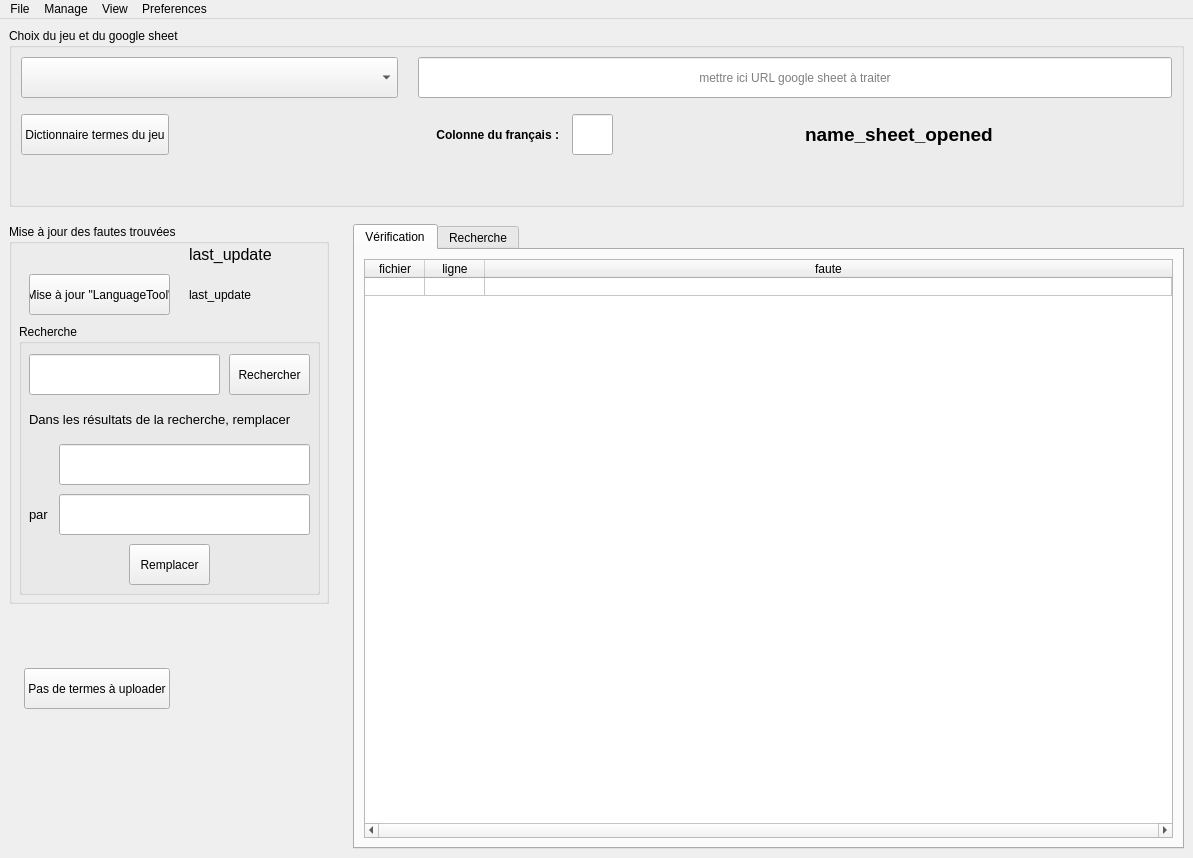
Above: checkfrench/ui/mainwindow/mainwindow.ui from Silous888/RawTextCheck before the change. Below: the same form after it.
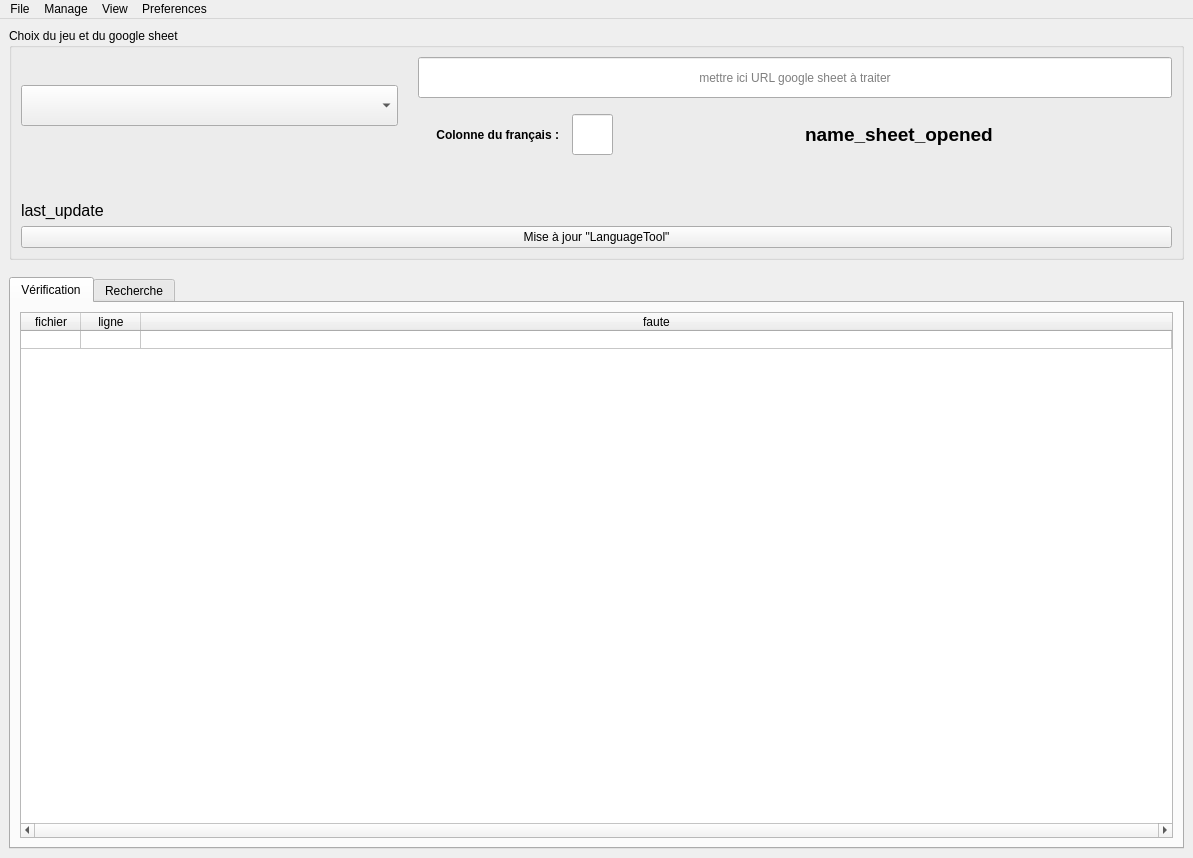
That is the form after the change. Icons and pictures are not drawn.

```diff
--- a/checkfrench/ui/mainwindow/mainwindow.ui
+++ b/checkfrench/ui/mainwindow/mainwindow.ui
@@ -53,36 +53,6 @@
                </property>
               </widget>
              </item>
-             <item>
-              <layout class="QHBoxLayout" name="horizontalLayout_1_1_1_1">
-               <item>
-                <widget class="QPushButton" name="pushButton_gameDictionary">
-                 <property name="minimumSize">
-                  <size>
-                   <width>0</width>
-                   <height>41</height>
-                  </size>
-                 </property>
-                 <property name="text">
-                  <string>Dictionnaire termes du jeu</string>
-                 </property>
-                </widget>
-               </item>
-               <item>
-                <spacer name="horizontalSpacer_1_1_1_1">
-                 <property name="orientation">
-                  <enum>Qt::Horizontal</enum>
-                 </property>
-                 <property name="sizeHint" stdset="0">
-                  <size>
-                   <width>40</width>
-                   <height>20</height>
-                  </size>
-                 </property>
-                </spacer>
-               </item>
-              </layout>
-             </item>
             </layout>
            </item>
            <item>
@@ -218,6 +188,28 @@
            </property>
           </spacer>
          </item>
+         <item>
+          <widget class="QLabel" name="label_updateFolder">
+           <property name="font">
+            <font>
+             <pointsize>12</pointsize>
+            </font>
+           </property>
+           <property name="text">
+            <string>last_update</string>
+           </property>
+          </widget>
+         </item>
+         <item>
+          <widget class="QPushButton" name="pushButton_process">
+           <property name="toolTip">
+            <string>Vérificateur de OpenOffice. Peut analyser les phrases. Un peu lent.</string>
+           </property>
+           <property name="text">
+            <string>Mise à jour &quot;LanguageTool&quot;</string>
+           </property>
+          </widget>
+         </item>
         </layout>
        </widget>
       </item>
@@ -227,241 +219,7 @@
          <number>24</number>
         </property>
         <item>
-         <layout class="QVBoxLayout" name="verticalLayout_1_2_1" stretch="0,0,0,2">
-          <item>
-           <widget class="QGroupBox" name="groupBox_1_2_1">
-            <property name="minimumSize">
-             <size>
-              <width>320</width>
-              <height>380</height>
-             </size>
-            </property>
-            <property name="maximumSize">
-             <size>
-              <width>320</width>
-              <height>380</height>
-             </size>
-            </property>
-            <property name="title">
-             <string>Mise à jour des fautes trouvées</string>
-            </property>
-            <widget class="QPushButton" name="pushButton_process">
-             <property name="geometry">
-              <rect>
-               <x>20</x>
-               <y>50</y>
-               <width>141</width>
-               <height>41</height>
-              </rect>
-             </property>
-             <property name="toolTip">
-              <string>Vérificateur de OpenOffice. Peut analyser les phrases. Un peu lent.</string>
-             </property>
-             <property name="text">
-              <string>Mise à jour &quot;LanguageTool&quot;</string>
-             </property>
-            </widget>
-            <widget class="QLabel" name="label_lastUdate_process">
-             <property name="geometry">
-              <rect>
-               <x>180</x>
-               <y>50</y>
-               <width>121</width>
-               <height>41</height>
-              </rect>
-             </property>
-             <property name="text">
-              <string>last_update</string>
-             </property>
-            </widget>
-            <widget class="QGroupBox" name="groupBox_1_2_1_1">
-             <property name="geometry">
-              <rect>
-               <x>10</x>
-               <y>100</y>
-               <width>301</width>
-               <height>271</height>
-              </rect>
-             </property>
-             <property name="title">
-              <string>Recherche</string>
-             </property>
-             <widget class="QPushButton" name="pushButton_method_search">
-              <property name="geometry">
-               <rect>
-                <x>210</x>
-                <y>30</y>
-                <width>81</width>
-                <height>41</height>
-               </rect>
-              </property>
-              <property name="text">
-               <string>Rechercher</string>
-              </property>
-             </widget>
-             <widget class="QLineEdit" name="lineEdit_search">
-              <property name="geometry">
-               <rect>
-                <x>10</x>
-                <y>30</y>
-                <width>191</width>
-                <height>41</height>
-               </rect>
-              </property>
-             </widget>
-             <widget class="QLineEdit" name="lineEdit_search_result">
-              <property name="geometry">
-               <rect>
-                <x>40</x>
-                <y>120</y>
-                <width>251</width>
-                <height>41</height>
-               </rect>
-              </property>
-             </widget>
-             <widget class="QPushButton" name="pushButton_method_replace">
-              <property name="geometry">
-               <rect>
-                <x>110</x>
-                <y>220</y>
-                <width>81</width>
-                <height>41</height>
-               </rect>
-              </property>
-              <property name="text">
-               <string>Remplacer</string>
-              </property>
-             </widget>
-             <widget class="QLabel" name="label_replace_1">
-              <property name="geometry">
-               <rect>
-                <x>10</x>
-                <y>75</y>
-                <width>281</width>
-                <height>41</height>
-               </rect>
-              </property>
-              <property name="font">
-               <font>
-                <pointsize>10</pointsize>
-               </font>
-              </property>
-              <property name="text">
-               <string>Dans les résultats de la recherche, remplacer</string>
-              </property>
-             </widget>
-             <widget class="QLineEdit" name="lineEdit_replace">
-              <property name="geometry">
-               <rect>
-                <x>40</x>
-                <y>170</y>
-                <width>251</width>
-                <height>41</height>
-               </rect>
-              </property>
-             </widget>
-             <widget class="QLabel" name="label_replace_2">
-              <property name="geometry">
-               <rect>
-                <x>10</x>
-                <y>170</y>
-                <width>41</width>
-                <height>41</height>
-               </rect>
-              </property>
-              <property name="font">
-               <font>
-                <pointsize>10</pointsize>
-               </font>
-              </property>
-              <property name="text">
-               <string>par</string>
-              </property>
-             </widget>
-            </widget>
-            <widget class="QLabel" name="label_updateFolder">
-             <property name="geometry">
-              <rect>
-               <x>180</x>
-               <y>10</y>
-               <width>121</width>
-               <height>41</height>
-              </rect>
-             </property>
-             <property name="font">
-              <font>
-               <pointsize>12</pointsize>
-              </font>
-             </property>
-             <property name="text">
-              <string>last_update</string>
-             </property>
-            </widget>
-           </widget>
-          </item>
-          <item>
-           <spacer name="verticalSpacer">
-            <property name="orientation">
-             <enum>Qt::Vertical</enum>
-            </property>
-            <property name="sizeHint" stdset="0">
-             <size>
-              <width>20</width>
-              <height>40</height>
-             </size>
-            </property>
-           </spacer>
-          </item>
-          <item>
-           <layout class="QHBoxLayout" name="horizontalLayout_1_2_1_1">
-            <property name="leftMargin">
-             <number>15</number>
-            </property>
-            <item>
-             <widget class="QPushButton" name="pushButton_uploadSpecificWords">
-              <property name="minimumSize">
-               <size>
-                <width>0</width>
-                <height>41</height>
-               </size>
-              </property>
-              <property name="toolTip">
-               <string>Pour limiter les appels à l'API de Google Sheet, uploader plusieurs termes d'un coup.</string>
-              </property>
-              <property name="text">
-               <string>Pas de termes à uploader</string>
-              </property>
-             </widget>
-            </item>
-            <item>
-             <spacer name="horizontalSpacer_1_2_1_1">
-              <property name="orientation">
-               <enum>Qt::Horizontal</enum>
-              </property>
-              <property name="sizeHint" stdset="0">
-               <size>
-                <width>40</width>
-                <height>20</height>
-               </size>
-              </property>
-             </spacer>
-            </item>
-           </layout>
-          </item>
-          <item>
-           <spacer name="verticalSpacer_1_2_1">
-            <property name="orientation">
-             <enum>Qt::Vertical</enum>
-            </property>
-            <property name="sizeHint" stdset="0">
-             <size>
-              <width>20</width>
-              <height>40</height>
-             </size>
-            </property>
-           </spacer>
-          </item>
-         </layout>
+         <layout class="QVBoxLayout" name="verticalLayout_1_2_1" stretch=""/>
         </item>
         <item>
          <widget class="QTabWidget" name="tabWidget_result">
```
Left out of the diff: 8 changed lines with no effect on the pictures.
